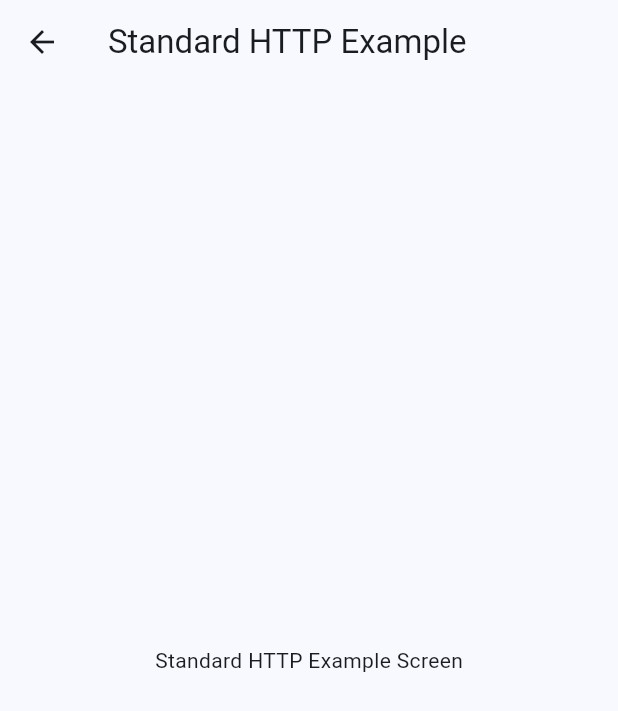
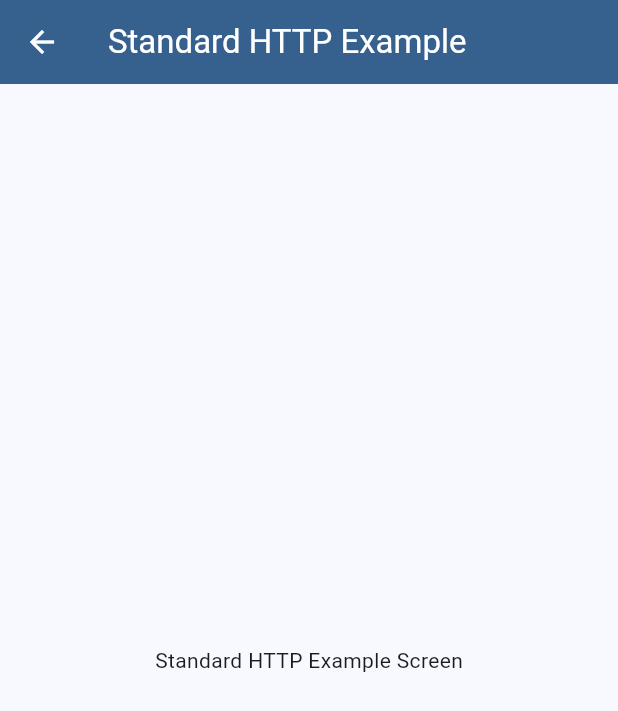
Before and after one commit to patryk-kacperski/sse-showcase-app, a Flutter app: the screen it shows after launch, after a tap on "Standard HTTP", on a phone screen of 412 x 824 dp. Shown: the top 711 px of the screen. Run offline on Flutter 3.47's test engine with Material 3 defaults, Android fonts, the phone set to English and light mode, and no system bars.

Commit message:
Create StandardAppBar widget and use it in example screens

```diff
--- a/frontend/lib/features/examples/standard_http/standard_http_example_screen.dart
+++ b/frontend/lib/features/examples/standard_http/standard_http_example_screen.dart
@@ -1,15 +1,16 @@
 import 'package:flutter/material.dart';
+import 'package:sse_showcase/widgets/standard_app_bar.dart';
 
 class StandardHttpExampleScreen extends StatelessWidget {
   const StandardHttpExampleScreen({super.key});
 
   @override
   Widget build(BuildContext context) {
-    return Scaffold(
-      appBar: AppBar(
-        title: const Text('Standard HTTP Example'),
+    return const Scaffold(
+      appBar: StandardAppBar(
+        title: 'Standard HTTP Example',
       ),
-      body: const Center(
+      body: Center(
         child: Text('Standard HTTP Example Screen'),
       ),
     );
--- a/frontend/lib/features/examples_list/examples_list_screen.dart
+++ b/frontend/lib/features/examples_list/examples_list_screen.dart
@@ -1,5 +1,6 @@
 import 'package:flutter/material.dart';
 import 'package:sse_showcase/features/examples/standard_http/standard_http_example_screen.dart';
+import 'package:sse_showcase/widgets/standard_app_bar.dart';
 import 'examples.dart';
 
 class ExamplesListScreen extends StatelessWidget {
@@ -19,8 +20,8 @@ class ExamplesListScreen extends StatelessWidget {
   @override
   Widget build(BuildContext context) {
     return Scaffold(
-      appBar: AppBar(
-        title: const Text('SSE Examples'),
+      appBar: const StandardAppBar(
+        title: 'SSE Examples',
       ),
       body: ListView.builder(
         itemCount: Examples.values.length,
--- /dev/null
+++ b/frontend/lib/widgets/standard_app_bar.dart
@@ -0,0 +1,22 @@
+import 'package:flutter/material.dart';
+
+class StandardAppBar extends StatelessWidget implements PreferredSizeWidget {
+  final String title;
+
+  const StandardAppBar({
+    super.key,
+    required this.title,
+  });
+
+  @override
+  Widget build(BuildContext context) {
+    return AppBar(
+      title: Text(title),
+      backgroundColor: Theme.of(context).colorScheme.primary,
+      foregroundColor: Theme.of(context).colorScheme.onPrimary,
+    );
+  }
+
+  @override
+  Size get preferredSize => const Size.fromHeight(kToolbarHeight);
+}
```
